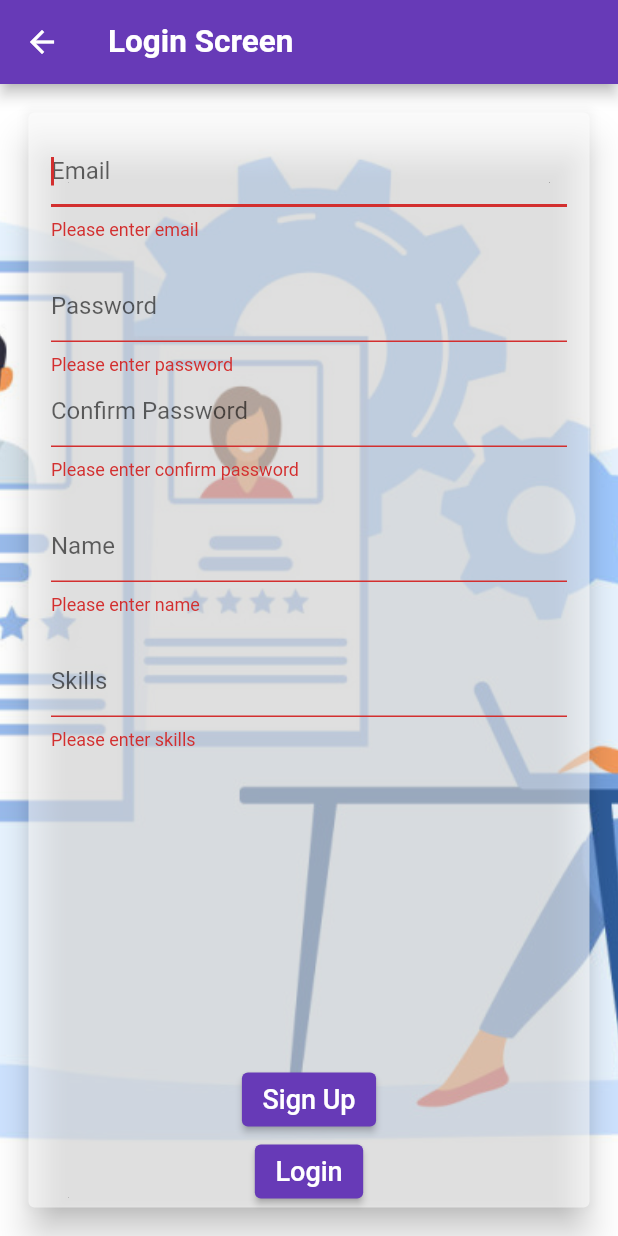
After one commit to Aman2two/jobs, a Flutter app: the SignUpScreen screen opened directly, after a tap on "Sign Up", on a phone screen of 412 x 824 dp. The commit adds this screen. Run offline on Flutter 3.47's test engine with Material 2 defaults, Android fonts, the phone set to English and light mode, and no system bars; our stand-ins replace dio.

Commit message:
added change for device

```diff
--- /dev/null
+++ b/lib/api/apihandler.dart
@@ -0,0 +1,11 @@
+import 'package:dio/dio.dart';
+import 'package:jobs/utility/constants.dart';
+
+class ApiHandler {
+  static var dio = Dio();
+
+  static signUp(Map<String,dynamic> data) async{
+   Response response=await dio.post("$baseUrl$register",data: data);
+   print(response);
+  }
+}
--- a/lib/main.dart
+++ b/lib/main.dart
@@ -13,6 +13,7 @@ class MyApp extends StatelessWidget {
   Widget build(BuildContext context) {
     return MaterialApp(
       title: appName,
+      debugShowCheckedModeBanner: false,
       theme: ThemeData(
         primarySwatch: Colors.deepPurple,
         primaryColorLight: Colors.deepPurple[100],
--- a/lib/screens/login_screen.dart
+++ b/lib/screens/login_screen.dart
@@ -1,6 +1,9 @@
 import 'package:flutter/material.dart';
 import 'package:flutter/widgets.dart';
+import 'package:jobs/api/apihandler.dart';
+import 'package:jobs/screens/signup_screen.dart';
 import 'package:jobs/utility/constants.dart';
+import 'package:jobs/utility/utility.dart';
 
 class LoginScreen extends StatelessWidget {
   final TextEditingController tecUserName = new TextEditingController();
@@ -29,7 +32,7 @@ class LoginScreen extends StatelessWidget {
                 children: [
                   loginPassword(context),
                   Spacer(),
-                  signUpText(),
+                  signUpText(context),
                   submitText(),
                 ],
               ),
@@ -77,10 +80,10 @@ class LoginScreen extends StatelessWidget {
         ));
   }
 
-  Widget signUpText() {
+  Widget signUpText(BuildContext context) {
     return ElevatedButton(
       onPressed: () {
-
+          Utility.navigateTo(context: context, nextPageName: SignUpScreen());
       },
       child: Text('Sign Up'),
     );
--- /dev/null
+++ b/lib/screens/signup_screen.dart
@@ -0,0 +1,155 @@
+import 'package:flutter/material.dart';
+import 'package:flutter/widgets.dart';
+import 'package:jobs/api/apihandler.dart';
+import 'package:jobs/utility/app_variables.dart';
+import 'package:jobs/utility/constants.dart';
+import 'package:provider/provider.dart';
+
+class SignUpScreen extends StatelessWidget {
+  final TextEditingController tecEmail = new TextEditingController();
+  final TextEditingController tecPassword = new TextEditingController();
+  final TextEditingController tecConfirmPassword = new TextEditingController();
+  final TextEditingController tecName = new TextEditingController();
+  final TextEditingController tecSkills = new TextEditingController();
+  final _formKey = GlobalKey<FormState>();
+
+  @override
+  Widget build(BuildContext context) {
+    return Scaffold(
+      resizeToAvoidBottomInset: false,
+      appBar: AppBar(
+        title: Text(loginAppBarTitle),
+      ),
+      body: Center(
+        child: Container(
+          decoration: BoxDecoration(
+            image: DecorationImage(
+                image: AssetImage(loginBg), fit: BoxFit.fitHeight),
+          ),
+          child: Padding(
+            padding: EdgeInsets.all(15.0),
+            child: Card(
+              elevation: 10.0,
+              color: Colors.white54,
+              child: Column(
+                children: [
+                  loginPassword(context),
+                  Spacer(),
+                  signUpText(Provider.of<AppVariables>(context, listen: false)
+                      .userType),
+                  submitText(),
+                ],
+              ),
+            ),
+          ),
+        ),
+      ),
+    );
+  }
+
+  Widget loginPassword(BuildContext context) {
+    return Padding(
+        padding: EdgeInsets.all(15.0),
+        child: Form(
+          key: _formKey,
+          child: Column(
+            children: [
+              TextFormField(
+                decoration: InputDecoration(hintText: "Email"),
+                maxLines: 1,
+                autofocus: true,
+                style: Theme.of(context).textTheme.subtitle1,
+                controller: tecEmail,
+                validator: (value) {
+                  if (value == null || value.isEmpty) {
+                    return 'Please enter email';
+                  }
+                  return null;
+                },
+              ),
+              SizedBox(height: 20),
+              TextFormField(
+                decoration: InputDecoration(hintText: "Password"),
+                maxLines: 1,
+                controller: tecPassword,
+                validator: (value) {
+                  if (value == null || value.isEmpty) {
+                    return 'Please enter password';
+                  }
+                  return null;
+                },
+              ),
+              TextFormField(
+                decoration: InputDecoration(hintText: "Confirm Password"),
+                maxLines: 1,
+                autofocus: true,
+                style: Theme.of(context).textTheme.subtitle1,
+                controller: tecConfirmPassword,
+                validator: (value) {
+                  if (value == null || value.isEmpty) {
+                    return 'Please enter confirm password';
+                  }
+                  return null;
+                },
+              ),
+              SizedBox(height: 20),
+              TextFormField(
+                decoration: InputDecoration(hintText: "Name"),
+                maxLines: 1,
+                controller: tecName,
+                validator: (value) {
+                  if (value == null || value.isEmpty) {
+                    return 'Please enter name';
+                  }
+                  return null;
+                },
+              ),
+              SizedBox(height: 20),
+              TextFormField(
+                decoration: InputDecoration(hintText: "Skills"),
+                maxLines: 1,
+                autofocus: true,
+                style: Theme.of(context).textTheme.subtitle1,
+                controller: tecEmail,
+                validator: (value) {
+                  if (value == null || value.isEmpty) {
+                    return 'Please enter skills';
+                  }
+                  return null;
+                },
+              ),
+            ],
+          ),
+        ));
+  }
+
+  Widget signUpText(int userRole) {
+    return ElevatedButton(
+      onPressed: () {
+        print(_formKey.currentState.validate());
+        if (_formKey.currentState.validate()) {
+          ApiHandler.signUp({
+            "email": tecEmail,
+            "userRole": userRole,
+            "password": tecPassword,
+            "confirmPassword": tecConfirmPassword,
+            "name": tecName,
+            "skills": tecSkills
+          });
+        }
+      },
+      child: Text('Sign Up'),
+    );
+  }
+
+  Widget submitText() {
+    return ElevatedButton(
+      onPressed: () {
+        print(_formKey.currentState.validate());
+        if (_formKey.currentState.validate()) {
+        } else {}
+      },
+      child: Text('Login'),
+    );
+  }
+}
--- a/lib/utility/constants.dart
+++ b/lib/utility/constants.dart
@@ -4,6 +4,7 @@
 // api paths
 const String baseUrl="https://jobs-api.squareboat.info/api/v1/";
 const String login="auth/login";
+const String register="auth/register";
 const String resetPassword="auth/resetpassword";
 const String jobs="jobs/";
 const String applyToJobs="candidates/jobs";
```
Also changed, not shown: lib/assets/login.jpg, lib/assets/user_type_bg.jpg.
